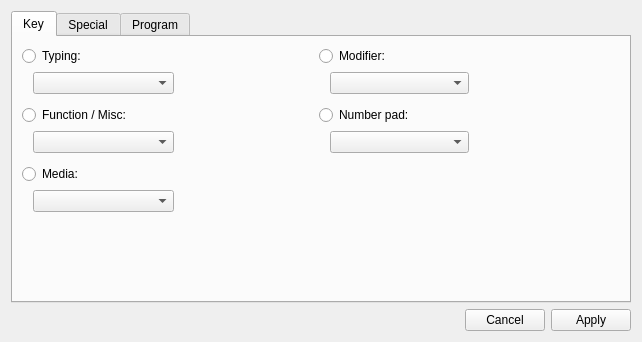
The window that src/ckb/rebindwidget.ui (ckb-next/ckb-next) describes before a commit, drawn with Qt 5.
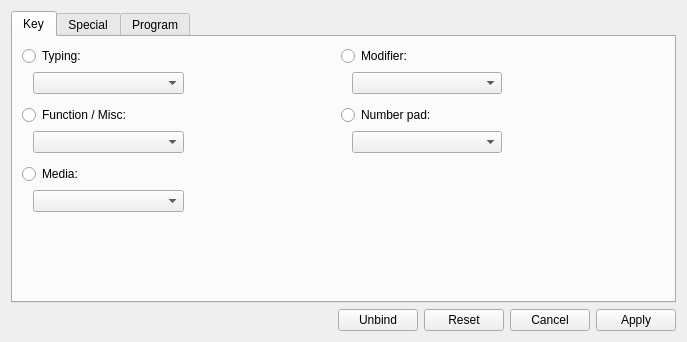
The same window after the commit.

```diff
--- a/src/ckb/rebindwidget.ui
+++ b/src/ckb/rebindwidget.ui
@@ -6,7 +6,7 @@
    <rect>
     <x>0</x>
     <y>0</y>
-    <width>642</width>
+    <width>687</width>
     <height>342</height>
    </rect>
   </property>
@@ -1078,6 +1078,20 @@
        </property>
       </spacer>
      </item>
+     <item>
+      <widget class="QPushButton" name="unbindButton">
+       <property name="text">
+        <string>Unbind</string>
+       </property>
+      </widget>
+     </item>
+     <item>
+      <widget class="QPushButton" name="resetButton">
+       <property name="text">
+        <string>Reset</string>
+       </property>
+      </widget>
+     </item>
      <item>
       <widget class="QPushButton" name="cancelButton">
        <property name="text">
```
